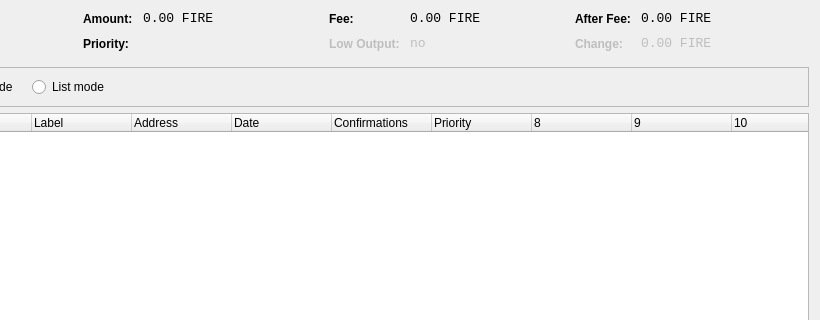
The window that src/qt/forms/coincontroldialog.ui (juhcoin/Juhcoin) describes before a commit, drawn with Qt 5; both pictures show x 180 to 1000 and y 0 to 320 of the 1000 by 500 pixel window.
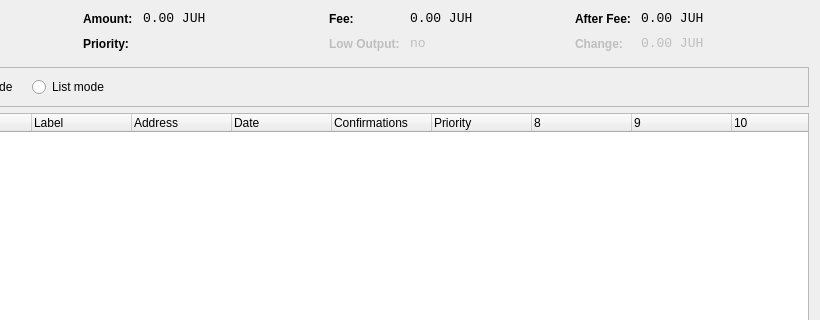
The same window after the commit. Custom widgets are drawn as their Qt base class.

Diff of the .ui file:
```diff
--- a/src/qt/forms/coincontroldialog.ui
+++ b/src/qt/forms/coincontroldialog.ui
@@ -141,7 +141,7 @@
           <enum>Qt::ActionsContextMenu</enum>
          </property>
          <property name="text">
-          <string notr="true">0.00 FIRE</string>
+          <string notr="true">0.00 JUH</string>
          </property>
          <property name="textInteractionFlags">
           <set>Qt::LinksAccessibleByMouse|Qt::TextSelectableByKeyboard|Qt::TextSelectableByMouse</set>
@@ -221,7 +221,7 @@
           <enum>Qt::ActionsContextMenu</enum>
          </property>
          <property name="text">
-          <string notr="true">0.00 FIRE</string>
+          <string notr="true">0.00 JUH</string>
          </property>
          <property name="textInteractionFlags">
           <set>Qt::LinksAccessibleByMouse|Qt::TextSelectableByKeyboard|Qt::TextSelectableByMouse</set>
@@ -307,7 +307,7 @@
           <enum>Qt::ActionsContextMenu</enum>
          </property>
          <property name="text">
-          <string notr="true">0.00 FIRE</string>
+          <string notr="true">0.00 JUH</string>
          </property>
          <property name="textInteractionFlags">
           <set>Qt::LinksAccessibleByMouse|Qt::TextSelectableByKeyboard|Qt::TextSelectableByMouse</set>
@@ -345,7 +345,7 @@
           <enum>Qt::ActionsContextMenu</enum>
          </property>
          <property name="text">
-          <string notr="true">0.00 FIRE</string>
+          <string notr="true">0.00 JUH</string>
          </property>
          <property name="textInteractionFlags">
           <set>Qt::LinksAccessibleByMouse|Qt::TextSelectableByKeyboard|Qt::TextSelectableByMouse</set>
```
